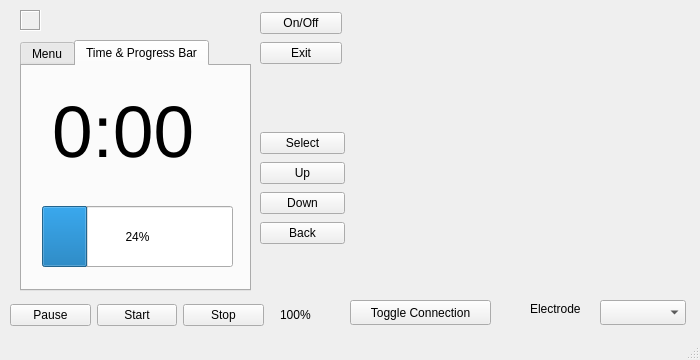
arthur-dao/Neuroset-Simulator, file Neuroset/mainwindow.ui: the form before one commit.
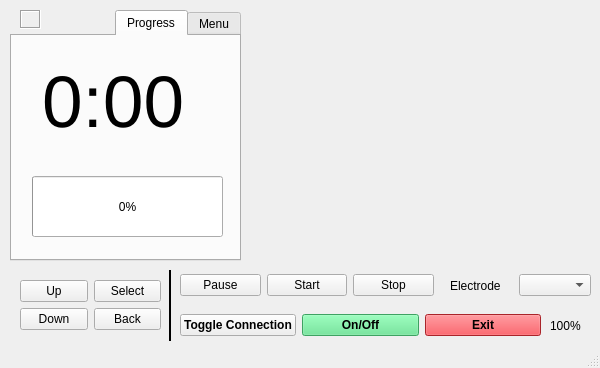
The form after the commit. Custom widgets are drawn as their Qt base class.

Diff of the .ui file:
```diff
--- a/Neuroset/mainwindow.ui
+++ b/Neuroset/mainwindow.ui
@@ -6,78 +6,19 @@
    <rect>
     <x>0</x>
     <y>0</y>
-    <width>700</width>
-    <height>360</height>
+    <width>600</width>
+    <height>368</height>
    </rect>
   </property>
   <property name="windowTitle">
    <string>MainWindow</string>
   </property>
   <widget class="QWidget" name="centralwidget">
-   <widget class="QLedLabel" name="deviceStatus">
-    <property name="geometry">
-     <rect>
-      <x>20</x>
-      <y>10</y>
-      <width>21</width>
-      <height>21</height>
-     </rect>
-    </property>
-    <property name="frameShape">
-     <enum>QFrame::Box</enum>
-    </property>
-    <property name="frameShadow">
-     <enum>QFrame::Sunken</enum>
-    </property>
-    <property name="text">
-     <string/>
-    </property>
-   </widget>
-   <widget class="QWidget" name="verticalLayoutWidget">
-    <property name="geometry">
-     <rect>
-      <x>260</x>
-      <y>130</y>
-      <width>85</width>
-      <height>120</height>
-     </rect>
-    </property>
-    <layout class="QVBoxLayout" name="MenuControls">
-     <item>
-      <widget class="QPushButton" name="menuSelect">
-       <property name="text">
-        <string>Select</string>
-       </property>
-      </widget>
-     </item>
-     <item>
-      <widget class="QPushButton" name="menuUp">
-       <property name="text">
-        <string>Up</string>
-       </property>
-      </widget>
-     </item>
-     <item>
-      <widget class="QPushButton" name="menuDown">
-       <property name="text">
-        <string>Down</string>
-       </property>
-      </widget>
-     </item>
-     <item>
-      <widget class="QPushButton" name="menuBack">
-       <property name="text">
-        <string>Back</string>
-       </property>
-      </widget>
-     </item>
-    </layout>
-   </widget>
    <widget class="QWidget" name="horizontalLayoutWidget">
     <property name="geometry">
      <rect>
-      <x>10</x>
-      <y>300</y>
+      <x>180</x>
+      <y>270</y>
       <width>254</width>
       <height>31</height>
      </rect>
@@ -109,51 +50,52 @@
    <widget class="QLabel" name="batteryIndicator">
     <property name="geometry">
      <rect>
-      <x>280</x>
-      <y>299</y>
+      <x>550</x>
+      <y>310</y>
       <width>41</width>
       <height>31</height>
      </rect>
     </property>
+    <property name="styleSheet">
+     <string notr="true"/>
+    </property>
     <property name="text">
      <string>100%</string>
     </property>
    </widget>
-   <widget class="QWidget" name="verticalLayoutWidget_2">
-    <property name="geometry">
-     <rect>
-      <x>260</x>
-      <y>10</y>
-      <width>82</width>
-      <height>58</height>
-     </rect>
-    </property>
-    <layout class="QVBoxLayout" name="PowerButtons">
-     <item>
-      <widget class="QPushButton" name="powerButton">
-       <property name="text">
-        <string>On/Off</string>
-       </property>
-      </widget>
-     </item>
-     <item>
-      <widget class="QPushButton" name="exitButton">
-       <property name="text">
-        <string>Exit</string>
-       </property>
-      </widget>
-     </item>
-    </layout>
-   </widget>
    <widget class="QTabWidget" name="tabWidget">
     <property name="geometry">
      <rect>
-      <x>20</x>
-      <y>40</y>
+      <x>10</x>
+      <y>10</y>
       <width>231</width>
       <height>251</height>
      </rect>
     </property>
+    <property name="sizePolicy">
+     <sizepolicy hsizetype="Expanding" vsizetype="Expanding">
+      <horstretch>0</horstretch>
+      <verstretch>0</verstretch>
+     </sizepolicy>
+    </property>
+    <property name="minimumSize">
+     <size>
+      <width>231</width>
+      <height>251</height>
+     </size>
+    </property>
+    <property name="maximumSize">
+     <size>
+      <width>231</width>
+      <height>251</height>
+     </size>
+    </property>
+    <property name="focusPolicy">
+     <enum>Qt::TabFocus</enum>
+    </property>
+    <property name="layoutDirection">
+     <enum>Qt::RightToLeft</enum>
+    </property>
     <property name="currentIndex">
      <number>1</number>
     </property>
@@ -170,11 +112,14 @@
         <height>221</height>
        </rect>
       </property>
+      <property name="layoutDirection">
+       <enum>Qt::LeftToRight</enum>
+      </property>
      </widget>
     </widget>
     <widget class="QWidget" name="tab_2">
      <attribute name="title">
-      <string>Time &amp;&amp; Progress Bar</string>
+      <string>Progress</string>
      </attribute>
      <widget class="QLabel" name="timer">
       <property name="geometry">
@@ -190,6 +135,9 @@
         <pointsize>55</pointsize>
        </font>
       </property>
+      <property name="layoutDirection">
+       <enum>Qt::LeftToRight</enum>
+      </property>
       <property name="text">
        <string>0:00</string>
       </property>
@@ -203,8 +151,11 @@
         <height>61</height>
        </rect>
       </property>
+      <property name="layoutDirection">
+       <enum>Qt::LeftToRight</enum>
+      </property>
       <property name="value">
-       <number>24</number>
+       <number>0</number>
       </property>
      </widget>
     </widget>
@@ -212,47 +163,186 @@
    <widget class="QCustomPlot" name="plotWidget" native="true">
     <property name="geometry">
      <rect>
-      <x>350</x>
+      <x>250</x>
       <y>10</y>
       <width>341</width>
-      <height>281</height>
+      <height>251</height>
      </rect>
     </property>
+    <property name="minimumSize">
+     <size>
+      <width>341</width>
+      <height>251</height>
+     </size>
+    </property>
+    <property name="maximumSize">
+     <size>
+      <width>341</width>
+      <height>251</height>
+     </size>
+    </property>
    </widget>
-   <widget class="QComboBox" name="electrodeCombo">
+   <widget class="QLedLabel" name="deviceStatus">
     <property name="geometry">
      <rect>
-      <x>600</x>
-      <y>300</y>
-      <width>86</width>
-      <height>25</height>
+      <x>20</x>
+      <y>10</y>
+      <width>21</width>
+      <height>19</height>
      </rect>
     </property>
+    <property name="frameShape">
+     <enum>QFrame::Box</enum>
+    </property>
+    <property name="frameShadow">
+     <enum>QFrame::Sunken</enum>
+    </property>
+    <property name="text">
+     <string/>
+    </property>
    </widget>
-   <widget class="QLabel" name="electrodeLabel">
+   <widget class="QWidget" name="gridLayoutWidget">
     <property name="geometry">
      <rect>
-      <x>530</x>
-      <y>300</y>
-      <width>62</width>
-      <height>17</height>
+      <x>20</x>
+      <y>280</y>
+      <width>141</width>
+      <height>51</height>
      </rect>
     </property>
-    <property name="text">
-     <string>Electrode</string>
-    </property>
+    <layout class="QGridLayout" name="MenuControls">
+     <item row="2" column="0">
+      <widget class="QPushButton" name="menuDown">
+       <property name="text">
+        <string>Down</string>
+       </property>
+      </widget>
+     </item>
+     <item row="1" column="0">
+      <widget class="QPushButton" name="menuUp">
+       <property name="text">
+        <string>Up</string>
+       </property>
+      </widget>
+     </item>
+     <item row="1" column="1">
+      <widget class="QPushButton" name="menuSelect">
+       <property name="text">
+        <string>Select</string>
+       </property>
+      </widget>
+     </item>
+     <item row="2" column="1">
+      <widget class="QPushButton" name="menuBack">
+       <property name="text">
+        <string>Back</string>
+       </property>
+      </widget>
+     </item>
+    </layout>
    </widget>
-   <widget class="QPushButton" name="connectionButton">
+   <widget class="QWidget" name="horizontalLayoutWidget_2">
     <property name="geometry">
      <rect>
-      <x>350</x>
-      <y>300</y>
+      <x>450</x>
+      <y>270</y>
       <width>141</width>
-      <height>25</height>
+      <height>31</height>
      </rect>
     </property>
-    <property name="text">
-     <string>Toggle Connection</string>
+    <layout class="QHBoxLayout" name="ElectrodeControls">
+     <item>
+      <widget class="QLabel" name="electrodeLabel">
+       <property name="text">
+        <string>Electrode</string>
+       </property>
+      </widget>
+     </item>
+     <item>
+      <widget class="QComboBox" name="electrodeCombo"/>
+     </item>
+    </layout>
+   </widget>
+   <widget class="QWidget" name="horizontalLayoutWidget_3">
+    <property name="geometry">
+     <rect>
+      <x>180</x>
+      <y>310</y>
+      <width>361</width>
+      <height>31</height>
+     </rect>
+    </property>
+    <layout class="QHBoxLayout" name="PowerControls">
+     <item>
+      <widget class="QPushButton" name="connectionButton">
+       <property name="font">
+        <font>
+         <weight>75</weight>
+         <bold>true</bold>
+        </font>
+       </property>
+       <property name="text">
+        <string>Toggle Connection</string>
+       </property>
+      </widget>
+     </item>
+     <item>
+      <widget class="QPushButton" name="powerButton">
+       <property name="font">
+        <font>
+         <weight>75</weight>
+         <bold>true</bold>
+        </font>
+       </property>
+       <property name="styleSheet">
+        <string notr="true">background-color: rgb(87, 227, 137);</string>
+       </property>
+       <property name="text">
+        <string>On/Off</string>
+       </property>
+      </widget>
+     </item>
+     <item>
+      <widget class="QPushButton" name="exitButton">
+       <property name="font">
+        <font>
+         <weight>75</weight>
+         <bold>true</bold>
+        </font>
+       </property>
+       <property name="styleSheet">
+        <string notr="true">background-color: rgb(237, 51, 59);</string>
+       </property>
+       <property name="text">
+        <string>Exit</string>
+       </property>
+      </widget>
+     </item>
+    </layout>
+   </widget>
+   <widget class="Line" name="line">
+    <property name="geometry">
+     <rect>
+      <x>160</x>
+      <y>270</y>
+      <width>20</width>
+      <height>71</height>
+     </rect>
+    </property>
+    <property name="font">
+     <font>
+      <weight>50</weight>
+      <bold>false</bold>
+     </font>
+    </property>
+    <property name="frameShadow">
+     <enum>QFrame::Plain</enum>
+    </property>
+    <property name="lineWidth">
+     <number>2</number>
+    </property>
+    <property name="orientation">
+     <enum>Qt::Vertical</enum>
     </property>
    </widget>
   </widget>
```
